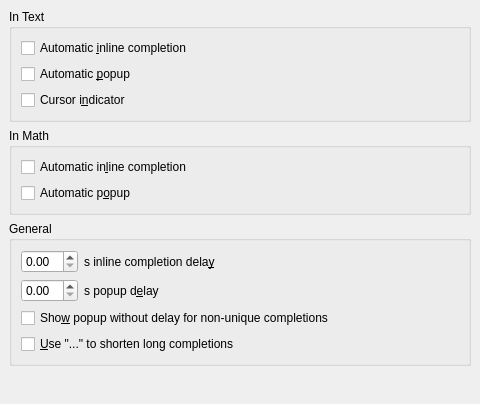
cburschka/lyx, file src/frontends/qt4/ui/PrefCompletionUi.ui: the form before one commit.
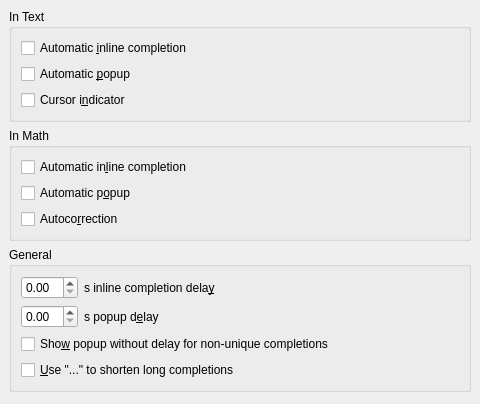
The form after the commit.

Commit message: Add missing gui element for autocorrection rc http://www.mail-archive.com/lyx-devel@lists.lyx.org/msg147374.html

Patch:
```diff
--- a/src/frontends/qt4/ui/PrefCompletionUi.ui
+++ b/src/frontends/qt4/ui/PrefCompletionUi.ui
@@ -54,6 +54,13 @@
         </property>
        </widget>
       </item>
+      <item>
+       <widget class="QCheckBox" name="autocorrectionCB" >
+        <property name="text" >
+         <string>Autoco&amp;rrection</string>
+        </property>
+       </widget>
+      </item>
      </layout>
     </widget>
    </item>
```
The commit also changes 1 other file.
